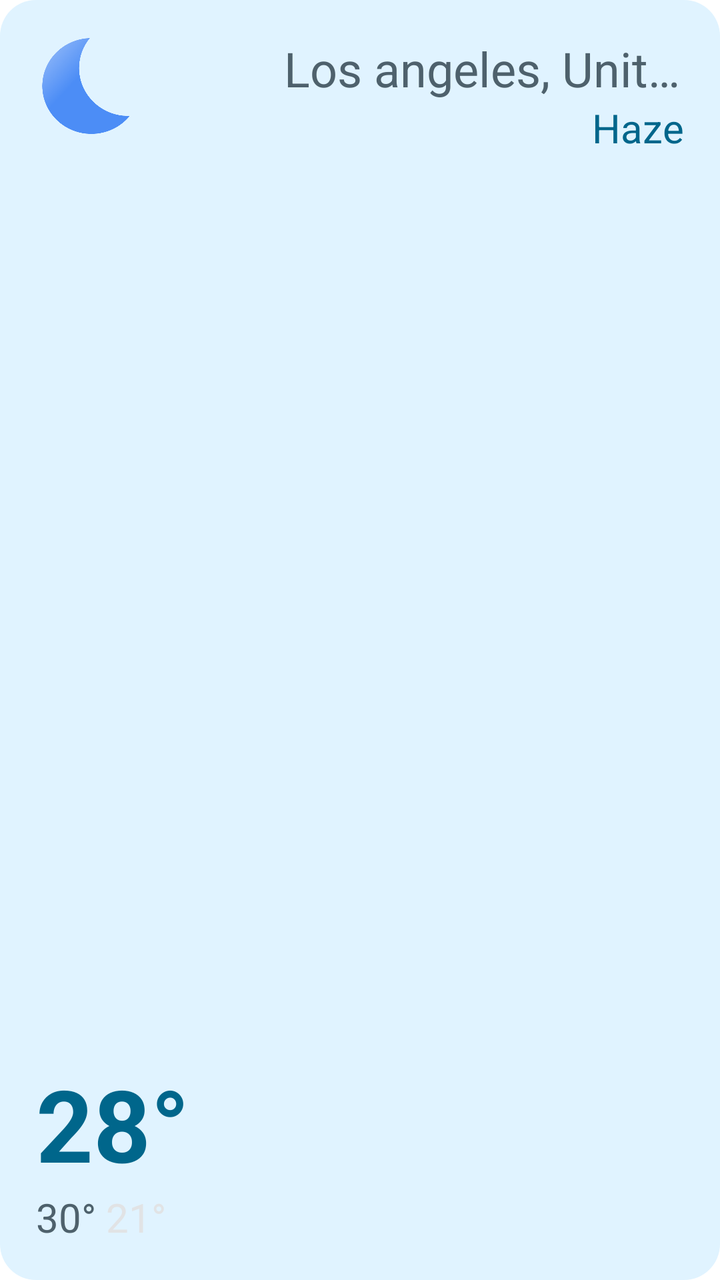
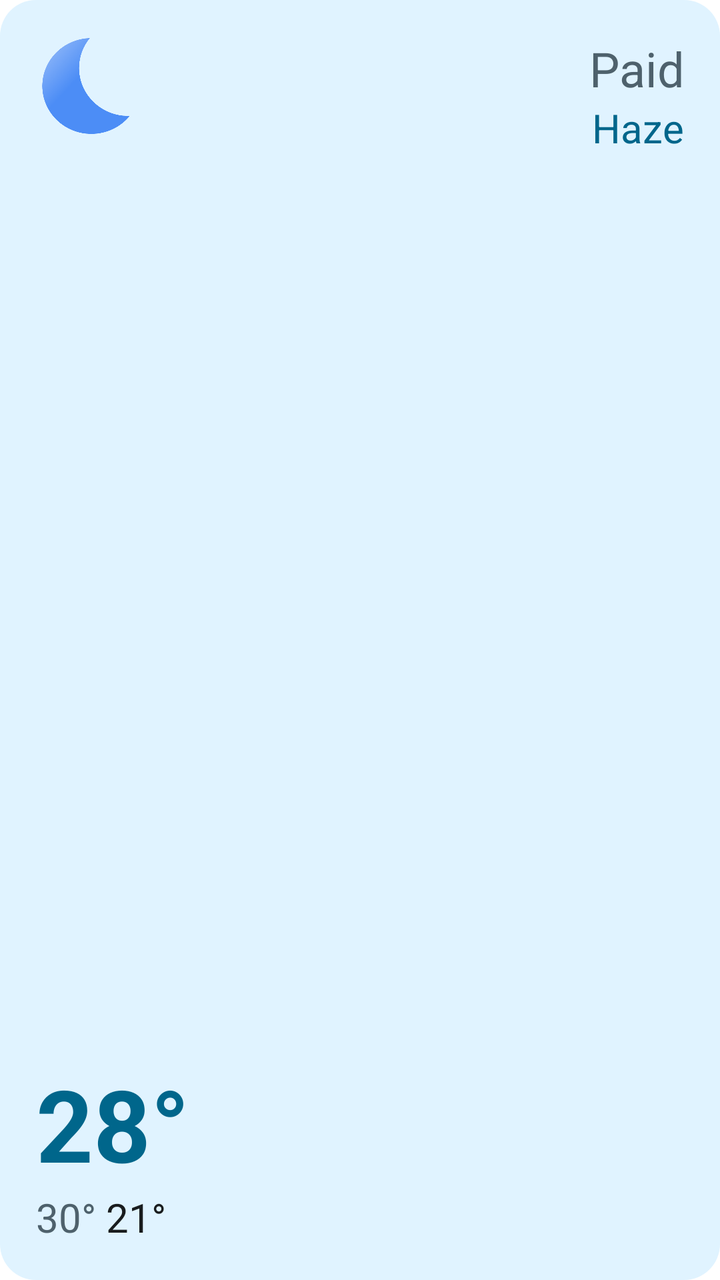

Two renders of the same Android screen: before a commit and after it. Below are the layout's source before the change and the commit's diff.
<!-- AndroidManifest.xml: fallback theme Theme.MaterialComponents.DayNight.NoActionBar -->
<!-- res/layout/widget_hourly_current.xml -->
<?xml version="1.0" encoding="utf-8"?>
<LinearLayout xmlns:android="http://schemas.android.com/apk/res/android"
    android:id="@+id/widget_root_cast"
    android:layout_width="match_parent"
    android:layout_height="200dp"
    android:padding="18dp"
    android:background="@drawable/rounded_square_bg"
    >




    <FrameLayout
        android:layout_width="match_parent"
        android:layout_height="match_parent"
        android:layout_gravity="end|center_vertical">
        <ImageView
            android:id="@+id/widget_icon_hourly_cast"
            android:layout_width="50dp"
            android:layout_height="50dp"
            android:src="@drawable/clear_night" />
        <LinearLayout
            android:layout_width="wrap_content"
            android:layout_height="wrap_content"
            android:orientation="vertical"

            android:layout_gravity="end">

            <TextView
                android:id="@+id/current_widget_locationName"
                android:layout_height="wrap_content"
                android:text="Los angeles, United states"
                android:textColor="@color/colorSecondary"
                android:layout_width="200dp"
                android:textSize="24sp"
                android:maxLines="1"
                android:ellipsize="end"
                 />

                <TextView
                    android:id="@+id/weather_condition_current"
                    android:layout_width="wrap_content"
                    android:layout_height="wrap_content"
                    android:text="Haze"
                    android:layout_gravity="end"
                    android:textColor="@color/colorPrimary"
                    android:textSize="20sp"
                    />

        </LinearLayout>


    <FrameLayout
        android:layout_width="match_parent"
        android:layout_height="match_parent"
        >
        <LinearLayout
            android:layout_width="wrap_content"
            android:layout_height="wrap_content"
            android:orientation="vertical"
            android:layout_gravity="start|bottom">

            <TextView
                android:id="@+id/current_widget_temp_cast"
                android:layout_width="wrap_content"
                android:layout_height="wrap_content"
                android:text="28°"
                android:textColor="@color/colorPrimary"
                android:textSize="50sp"
                android:textStyle="bold" />

            
            <LinearLayout
                android:id="@+id/temp_range_cast"
                android:layout_width="wrap_content"
                android:layout_height="wrap_content"
                android:orientation="horizontal"
                >

                <TextView
                    android:id="@+id/temp_high_cast"
                    android:layout_width="wrap_content"
                    android:layout_height="wrap_content"
                    android:text="30°"
                    android:textColor="@color/colorSecondary"
                    android:textSize="20sp"
                    />

                <TextView
                    android:id="@+id/temp_low_cast"
                    android:layout_width="wrap_content"
                    android:layout_height="wrap_content"
                    android:text=" 21°"
                    android:textColor="@color/colorOnSurface"
                    android:textSize="20sp" />


            </LinearLayout>

        </LinearLayout>
        <LinearLayout
            android:id="@+id/hourly_cast"
            android:layout_width="wrap_content"
            android:layout_height="wrap_content"
            android:orientation="horizontal"
            android:layout_gravity="end|bottom"
            >




        </LinearLayout>

    </FrameLayout>

    </FrameLayout>



</LinearLayout>
<!-- resources referenced by this layout -->
<resources>
  <color name="colorOnSurface">#191c20</color>
  <color name="colorPrimary">#415f91</color>
  <color name="colorSecondary">#565f71</color>
  <!-- drawable clear_night: png bitmap (drawable, 40954 bytes) -->
  <!-- drawable rounded_square_bg (drawable) -->
  <shape xmlns:android="http://schemas.android.com/apk/res/android">
      <corners android:radius="18dp" />
      <solid android:color="@color/colorSurfaceContainer" />
  </shape>
  <color name="colorSurfaceContainer">#ededf4</color>
</resources>

<!-- the commit's change to res/layout/widget_hourly_current.xml (unified diff, before → after) -->
@@ -29,8 +29,9 @@
             <TextView
                 android:id="@+id/current_widget_locationName"
                 android:layout_height="wrap_content"
-                android:text="Los angeles, United states"
+                android:text="Paid"
                 android:textColor="@color/colorSecondary"
+                android:gravity="end"
                 android:layout_width="200dp"
                 android:textSize="24sp"
                 android:maxLines="1"
@@ -91,7 +92,7 @@
                     android:layout_width="wrap_content"
                     android:layout_height="wrap_content"
                     android:text=" 21°"
-                    android:textColor="@color/colorOnSurface"
+                    android:textColor="@color/colorOnBackground"
                     android:textSize="20sp" />
 
 
<!-- resource entries referenced after the edit -->
@@ -1,6 +1,6 @@
 <!-- resources referenced by this layout -->
 <resources>
-  <color name="colorOnSurface">#191c20</color>
+  <color name="colorOnBackground">#191c20</color>
   <color name="colorPrimary">#415f91</color>
   <color name="colorSecondary">#565f71</color>
   <!-- drawable clear_night: png bitmap (drawable, 40954 bytes) -->
